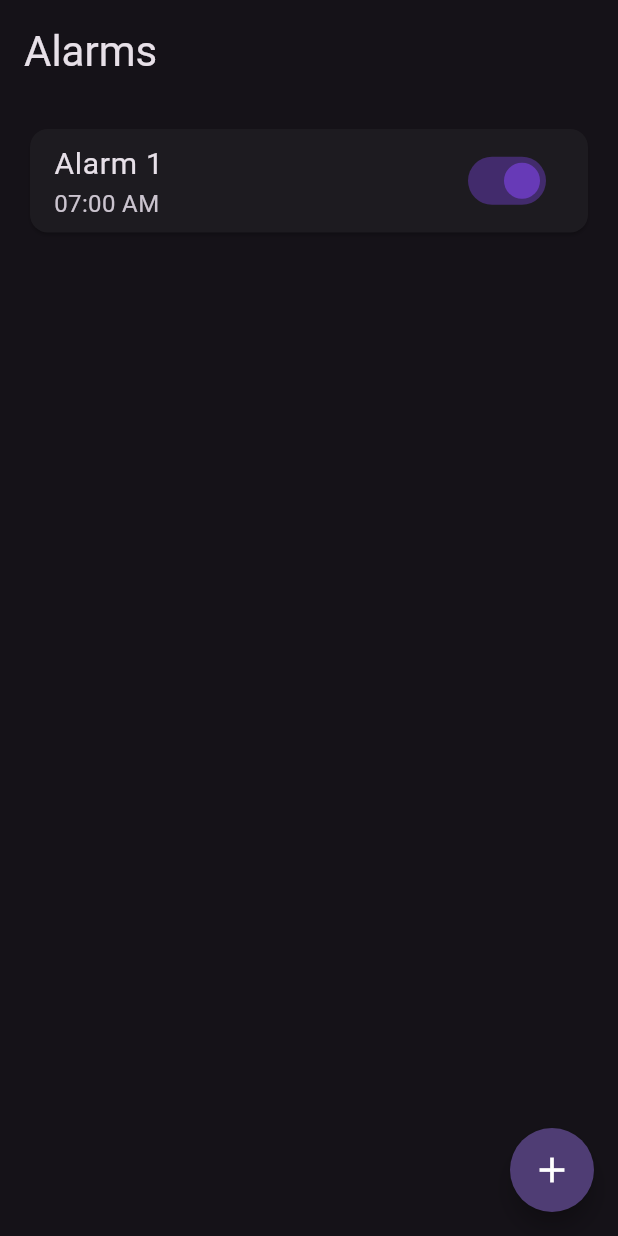
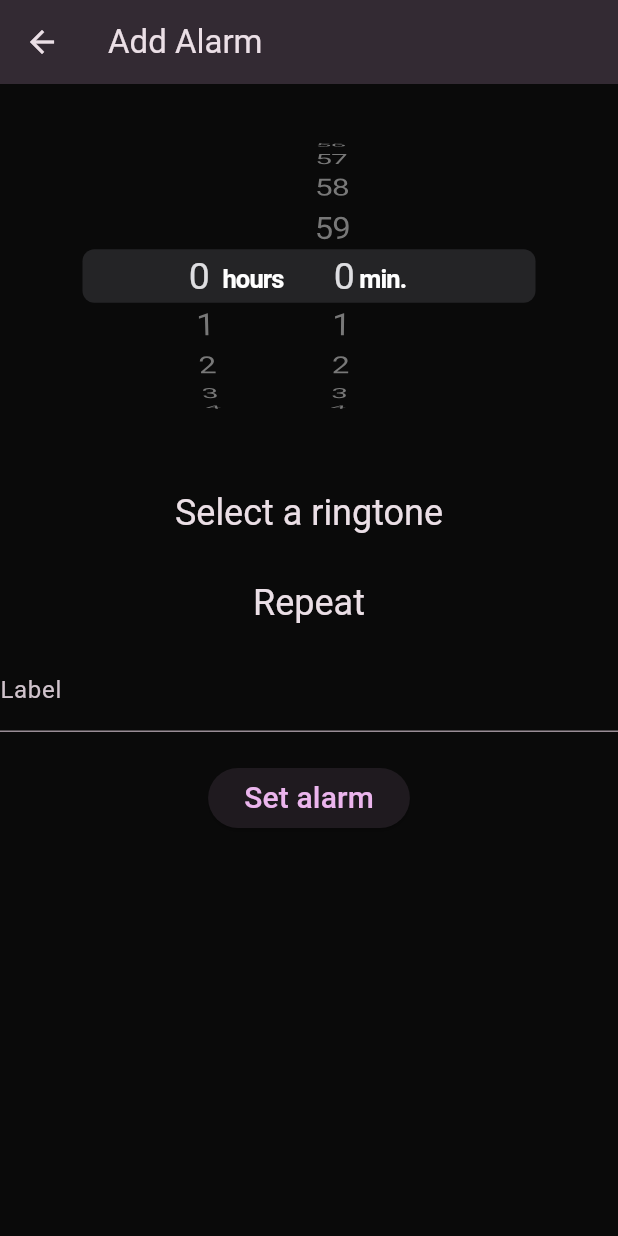
Before and after one commit to Uzukiis/alarm_app, a Flutter app: the screen it shows after launch, after a tap on the "add" icon, on a phone screen of 412 x 824 dp. Run offline on Flutter 3.47's test engine with Material 3 defaults, Android fonts, the phone set to English and light mode, and no system bars; missing offline and left inert: alarm; statements that could not run were skipped.

Commit message:
new file:   lib/add_alarm_screen.dart 	new file:   lib/alarm_class.dart 	modified:   lib/main.dart 	modified:   lib/main_screen.dart 	new file:   lib/repeat_screen.dart 	new file:   lib/select_ringtone_screen.dart 	modified:   pubspec.lock 	modified:   pubspec.yaml

```diff
--- /dev/null
+++ b/lib/add_alarm_screen.dart
@@ -0,0 +1,121 @@
+import 'package:flutter/cupertino.dart';
+import 'package:flutter/material.dart';
+import 'alarm_class.dart';
+//import 'package:intl/intl.dart';
+import 'repeat_screen.dart';
+import 'select_ringtone_screen.dart';
+import 'package:flutter/services.dart';
+
+class AddAlarmScreen extends StatefulWidget {
+  static final List<Alarm> alarms = [];
+
+  const AddAlarmScreen({super.key});
+  @override
+  State<AddAlarmScreen> createState() => _AddAlarmScreenState();
+}
+
+class _AddAlarmScreenState extends State<AddAlarmScreen> {
+  Duration tempDuration = Duration.zero;
+  TextEditingController labelController = TextEditingController();
+
+  void _addAlarm() {
+    setState(() {
+      AddAlarmScreen.alarms.add(
+        Alarm(
+          id: AddAlarmScreen.alarms.length + 1,
+          time:
+              "${tempDuration.inHours.toString().padLeft(2, "0")}:${tempDuration.inMinutes.remainder(60).toString().padLeft(2, "0")}",
+          ringtone: 'Default',
+          repeat: RepeatScreen.repeatValues.isEmpty
+              ? ["Never"].toString().replaceAll('[', '').replaceAll(']', '')
+              : RepeatScreen.repeatValues
+                    .toString()
+                    .replaceAll('[', '')
+                    .replaceAll(']', ''),
+          isActive: true,
+          label: labelController.text,
+        ),
+      );
+      RepeatScreen.repeatValues = ["Once"];
+    });
+  }
+
+  @override
+  Widget build(BuildContext context) {
+    return Scaffold(
+      appBar: AppBar(title: Text('Add Alarm')),
+      body: Center(
+        child: Column(
+          children: [
+            const SizedBox(height: 20),
+            CupertinoTimerPicker(
+              mode: CupertinoTimerPickerMode.hm,
+              onTimerDurationChanged: (Duration newDuration) {
+                setState(() {
+                  tempDuration = newDuration;
+                });
+              },
+            ),
+            const SizedBox(height: 20),
+            InkWell(
+              child: SizedBox(
+                width: double.infinity,
+                height: 60,
+                child: Center(
+                  child: Text(
+                    "Select a ringtone",
+                    style: Theme.of(context).textTheme.headlineSmall,
+                  ),
+                ),
+              ),
+              onTap: () {
+                Navigator.push(
+                  context,
+                  MaterialPageRoute<void>(
+                    builder: (context) => SelectRingtoneScreen(),
+                  ),
+                );
+              },
+            ),
+            InkWell(
+              child: SizedBox(
+                width: double.infinity,
+                height: 60,
+                child: Center(
+                  child: Text(
+                    "Repeat",
+                    style: Theme.of(context).textTheme.headlineSmall,
+                  ),
+                ),
+              ),
+              onTap: () {
+                Navigator.push(
+                  context,
+                  MaterialPageRoute<void>(builder: (context) => RepeatScreen()),
+                );
+                setState(() {});
+              },
+            ),
+            TextFormField(
+              decoration: InputDecoration(labelText: "Label"),
+              inputFormatters: [LengthLimitingTextInputFormatter(22)],
+              onChanged: (value) {
+                setState(() {
+                  labelController.text = value;
+                });
+              },
+            ),
+            const SizedBox(height: 20),
+            ElevatedButton(
+              onPressed: () {
+                _addAlarm();
+                Navigator.pop(context);
+              },
+              child: Text("Set alarm", style: TextStyle(fontSize: 20)),
+            ),
+          ],
+        ),
+      ),
+    );
+  }
+}
--- /dev/null
+++ b/lib/alarm_class.dart
@@ -0,0 +1,17 @@
+class Alarm {
+  final int id;
+  final String time;
+  final String ringtone;
+  final String repeat;
+  bool isActive;
+  final String label;
+
+  Alarm({
+    required this.id,
+    required this.time,
+    required this.ringtone,
+    required this.repeat,
+    required this.isActive,
+    required this.label,
+  });
+}
--- a/lib/main.dart
+++ b/lib/main.dart
@@ -1,13 +1,12 @@
 import 'package:alarm_app/main_screen.dart';
 import 'package:flutter/material.dart';
 import 'dart:async';
-import 'package:alarm/alarm.dart';
+import 'package:alarm/alarm.dart' as alarm_package;
 //import 'package:flutter/services.dart';
-
 
 Future<void> main() async {
   WidgetsFlutterBinding.ensureInitialized();
-  await Alarm.init();
+  await alarm_package.Alarm.init();
   runApp(const MainApp());
 }
 
@@ -18,14 +17,14 @@ class MainApp extends StatelessWidget {
   Widget build(BuildContext context) {
     return MaterialApp(
       theme: ThemeData(
-        colorScheme: ColorScheme.fromSeed
-        (
-          seedColor: Colors.deepPurple,
+        scaffoldBackgroundColor: Color.fromARGB(255, 10, 10, 10),
+        colorScheme: ColorScheme.fromSeed(
+          seedColor: Colors.purple,
           brightness: Brightness.dark,
         ),
       ),
       debugShowCheckedModeBanner: false,
-      home: MainScreen()
+      home: MainScreen(),
     );
   }
 }
--- a/lib/main_screen.dart
+++ b/lib/main_screen.dart
@@ -1,6 +1,5 @@
 import 'package:flutter/material.dart';
-//import 'dart:async';
-//import 'package:alarm/alarm.dart';
+import 'add_alarm_screen.dart';
 
 class MainScreen extends StatefulWidget {
   const MainScreen({super.key});
@@ -10,20 +9,19 @@ class MainScreen extends StatefulWidget {
 }
 
 class _MainScreenState extends State<MainScreen> {
-  final List<int> alarms = [];
-  void _addAlarm() {
-    setState(() {
-      alarms.add(alarms.length + 1);
-    });
-  }
-
   @override
   Widget build(BuildContext context) {
     return Scaffold(
       floatingActionButton: FloatingActionButton(
         shape: OvalBorder(),
         tooltip: 'Increment',
-        onPressed: _addAlarm,
+        onPressed: () async {
+          await Navigator.push(
+            context,
+            MaterialPageRoute<void>(builder: (context) => AddAlarmScreen()),
+          );
+          setState(() {});
+        },
         child: const Icon(Icons.add, color: Colors.white, size: 28),
       ),
       body: SafeArea(
@@ -34,28 +32,35 @@ class _MainScreenState extends State<MainScreen> {
             children: [
               Text('Alarms', style: Theme.of(context).textTheme.headlineMedium),
               const SizedBox(height: 30),
-
               Expanded(
                 child: ListView.builder(
-                  itemCount: alarms.length,
+                  itemCount: AddAlarmScreen.alarms.length,
                   itemBuilder: (context, index) {
+                    final alarm = AddAlarmScreen.alarms[index];
                     return Card(
                       child: SwitchListTile(
-                        value: true,
-                        onChanged: (bool value) {},
-                        activeThumbColor: Colors.deepPurple,
+                        value: alarm.isActive,
+                        onChanged: (bool value) {
+                          setState(() {
+                            alarm.isActive = value;
+                          });
+                        },
+                        activeThumbColor: Colors.purple,
                         title: Text(
-                          'Alarm ${alarms[index]}',
+                          alarm.time,
+
                           style: const TextStyle(fontSize: 20),
                         ),
-                        subtitle: const Text(
-                          '07:00 AM',
-                          style: TextStyle(fontSize: 16),
+                        subtitle: Text(
+                          alarm.label.isEmpty
+                              ? 'Alarm ${alarm.id}, repeats ${alarm.repeat.toString()}'
+                              : '${alarm.label}, repeats ${alarm.repeat.toString()}',
+
+                          style: const TextStyle(fontSize: 16),
                         ),
                       ),
                     );
                   },
-
                 ),
               ),
             ],
--- a/pubspec.yaml
+++ b/pubspec.yaml
@@ -10,6 +10,8 @@ dependencies:
   flutter:
     sdk: flutter
   alarm: ^5.1.5
+  google_fonts: ^6.3.2
+  intl: ^0.20.2
 
 dev_dependencies:
   flutter_test:
```
Also changed, not shown: lib/repeat_screen.dart (added, +137 -0 lines), lib/select_ringtone_screen.dart (added, +37 -0 lines), pubspec.lock, 1 other file.
